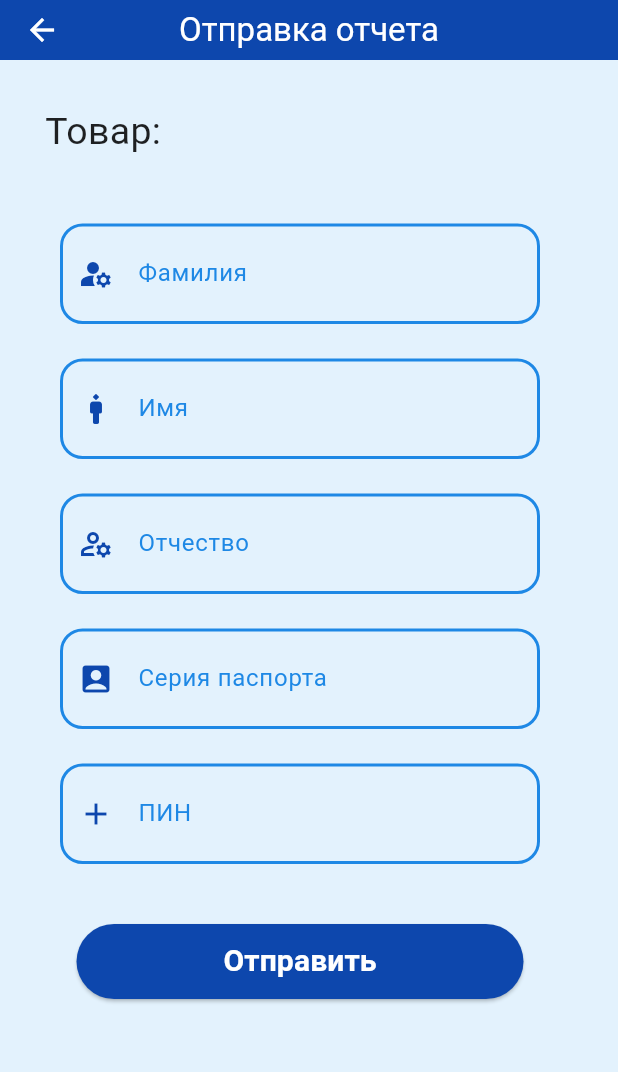
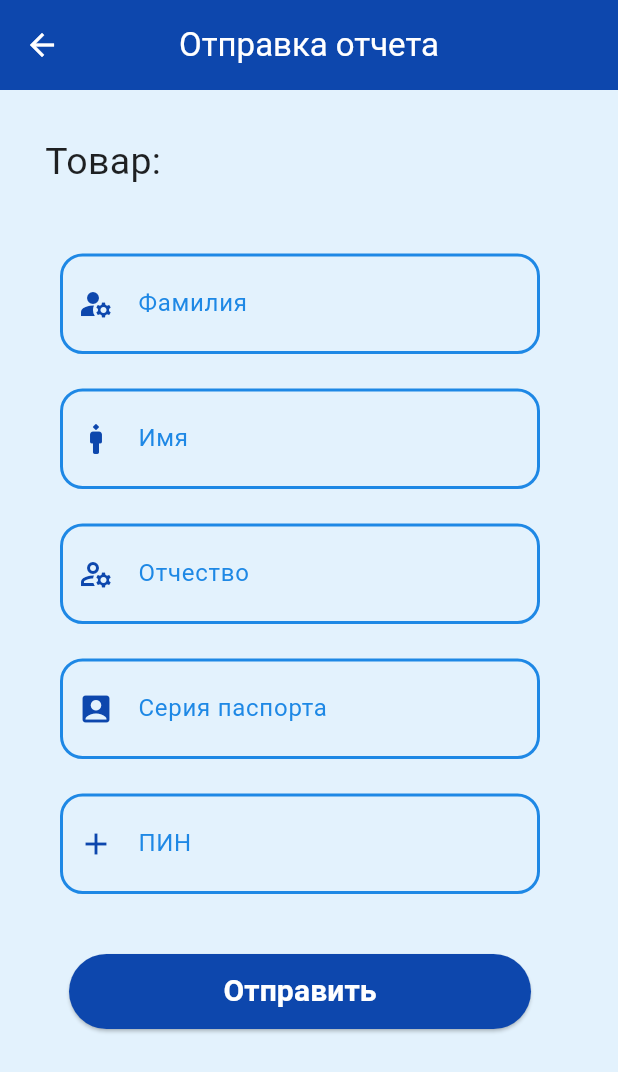
Before and after one commit to Bektur0106/post_, a Flutter app: the DataAdd screen opened directly with empty values, on a phone screen of 412 x 824 dp. Shown: the top 1072 px of the screen. Run offline on Flutter 3.47's test engine with Material 3 defaults, Android fonts, the phone set to English and light mode, and no system bars; missing offline and left inert: simple_barcode_scanner.

Commit message:
Responsive

```diff
--- a/lib/main.dart
+++ b/lib/main.dart
@@ -23,6 +23,7 @@ class MyApp extends StatelessWidget {
       routes: {
         'log' : (context)=> const LoginPage(),
         'new' : (context)=> const NewPage(),
+        // DataAdd(res: 'ad', id: 555, otdelenie: 555, name: 'das', fam: 'ads', otch: 'fsdzfs'),
       },
     );
   }
--- a/lib/pages/datadding.dart
+++ b/lib/pages/datadding.dart
@@ -82,7 +82,7 @@ class _DataAddState extends State<DataAdd> {
           appBar: AppBar(
             centerTitle: true,
             title: const Text('Отправка отчета', style: TextStyle(color: Colors.white),),
-            toolbarHeight: 40,
+            toolbarHeight: 60,
             leading: IconButton(
               onPressed: (){
                 var route= MaterialPageRoute(
@@ -95,10 +95,10 @@ class _DataAddState extends State<DataAdd> {
               color: Colors.white,
             ),
             backgroundColor: buttonColor,
-            elevation: 0,
+
           ),
-          body:
-          GestureDetector(
+          body:LayoutBuilder(builder: (context, constraints){
+            return GestureDetector(
               onTap: (){
                 FocusScope.of(context).unfocus();
                 FocusScopeNode currentFocus = FocusScope.of(context);
@@ -142,8 +142,6 @@ class _DataAddState extends State<DataAdd> {
                           child: Container(
                             padding : const EdgeInsets.only(top: 10, bottom: 20,left: 5, right: 15),
                             margin: const EdgeInsets.fromLTRB(10, 30, 20,0),
-                          child: Flexible(
-                            flex: 1,
                             child: Column(
                               children: [
                                 Padding(
@@ -325,24 +323,39 @@ class _DataAddState extends State<DataAdd> {
                                         data.name=control1.text;
                                         data.otchestvo=control2.text;
                                         postData(data).then((result) {
-                                          if (result.isAuthSuccessful && data.inn.length==14){
+                                          validator (value) {
+                                            final RegExp regex = RegExp('[0-9]');
+                                            if (value == null || value.isEmpty || !regex.hasMatch(value)) {
+                                              return false;
+                                            }
+                                            return true;
+                                          };
+                                          if (result.isAuthSuccessful && data.inn.length==14 && validator(data.inn) && validator(data.seriya)){
                                             Navigator.of(context).pushNamed('new');
+                                          }
+                                          else {
+                                            final snackBar = SnackBar(
+                                              closeIconColor: Colors.red,
+                                              content: Text("Заполните все поля правильно"),
+                                              duration: const Duration(seconds: 3),
+                                            );
+                                            ScaffoldMessenger.of(context).showSnackBar(snackBar);
                                           }
                                         });
                                       },
                                       style: ElevatedButton.styleFrom(
                                         backgroundColor: buttonColor,
                                       ),
-                                      child: const SizedBox(
-                                        height: 50,
-                                        width: 250,
+                                      child: SizedBox(
+                                        width: constraints.maxWidth<400? 220:constraints.maxWidth<600? 260: constraints.maxWidth<1040 && constraints.maxWidth>=600? constraints.maxWidth/1.5: constraints.maxWidth/2.3,
+                                        height: constraints.maxWidth<600? 50: constraints.maxWidth<1040 && constraints.maxWidth>=600? constraints.maxWidth/13: constraints.maxWidth/20,
                                         child: Align(
                                           alignment: Alignment.center,
                                           child: Text('Отправить',
                                             style: TextStyle(
                                                 fontWeight: FontWeight.bold,
                                                 color: Colors.white,
-                                                fontSize: 20
+                                                fontSize: constraints.maxWidth<600? 20: constraints.maxWidth<1040 && constraints.maxWidth>=600? constraints.maxWidth/37: constraints.maxWidth/50
                                             ),
                                           ),
                                         ),
@@ -353,11 +366,11 @@ class _DataAddState extends State<DataAdd> {
                               ],
                             ),
                           ),
-                        ),
                         )]),
                 ),
               ),
-          )),
+            );
+    },))
     );
   }
 }
```
Also changed, not shown: lib/pages/qrcode.dart (+17 -14 lines), pubspec.lock. Lines whose indentation alone changed are shown as unchanged.
